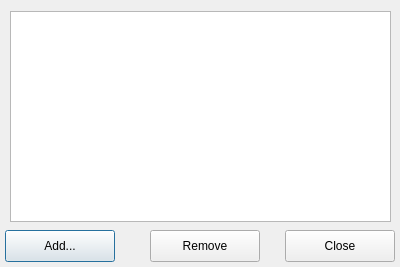
Old version of the form Tools/UIEditor/UI/previewsettingsdialog.ui in the repository xaoctech/dava.engine.
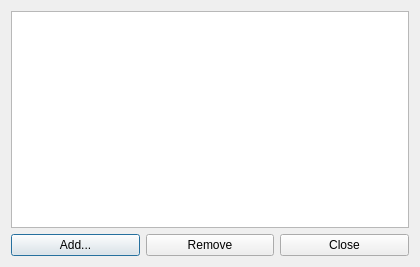
New version of the form.

Commit message: [DF-2326] - Preview feature for UIEditor - UI polishing.

```diff
--- a/Tools/UIEditor/UI/previewsettingsdialog.ui
+++ b/Tools/UIEditor/UI/previewsettingsdialog.ui
@@ -6,62 +6,67 @@
    <rect>
     <x>0</x>
     <y>0</y>
-    <width>400</width>
+    <width>420</width>
     <height>267</height>
    </rect>
   </property>
+  <property name="sizePolicy">
+   <sizepolicy hsizetype="Fixed" vsizetype="Fixed">
+    <horstretch>0</horstretch>
+    <verstretch>0</verstretch>
+   </sizepolicy>
+  </property>
+  <property name="minimumSize">
+   <size>
+    <width>420</width>
+    <height>267</height>
+   </size>
+  </property>
+  <property name="maximumSize">
+   <size>
+    <width>9999</width>
+    <height>9999</height>
+   </size>
+  </property>
   <property name="windowTitle">
    <string>Preview Settings</string>
   </property>
-  <widget class="QTableView" name="settingsTableView">
-   <property name="geometry">
-    <rect>
-     <x>10</x>
-     <y>11</y>
-     <width>381</width>
-     <height>211</height>
-    </rect>
-   </property>
-  </widget>
+  <property name="sizeGripEnabled">
+   <bool>false</bool>
+  </property>
+  <property name="modal">
+   <bool>true</bool>
+  </property>
+  <layout class="QVBoxLayout" name="verticalLayout">
+   <item>
+    <widget class="QTableView" name="settingsTableView"/>
+   </item>
+   <item>
+    <layout class="QHBoxLayout" name="horizontalLayout">
+     <item>
   <widget class="QPushButton" name="buttonAdd">
-   <property name="geometry">
-    <rect>
-     <x>5</x>
-     <y>230</y>
-     <width>110</width>
-     <height>32</height>
-    </rect>
-   </property>
    <property name="text">
     <string>Add...</string>
    </property>
   </widget>
+     </item>
+     <item>
   <widget class="QPushButton" name="buttonRemove">
-   <property name="geometry">
-    <rect>
-     <x>150</x>
-     <y>230</y>
-     <width>110</width>
-     <height>32</height>
-    </rect>
-   </property>
    <property name="text">
     <string>Remove</string>
    </property>
   </widget>
+     </item>
+     <item>
   <widget class="QPushButton" name="buttonClose">
-   <property name="geometry">
-    <rect>
-     <x>285</x>
-     <y>230</y>
-     <width>110</width>
-     <height>32</height>
-    </rect>
-   </property>
    <property name="text">
     <string>Close</string>
    </property>
   </widget>
+     </item>
+    </layout>
+   </item>
+  </layout>
  </widget>
  <resources/>
  <connections/>
```
Lines whose indentation alone changed are shown as unchanged. The commit also changes 3 other files.
